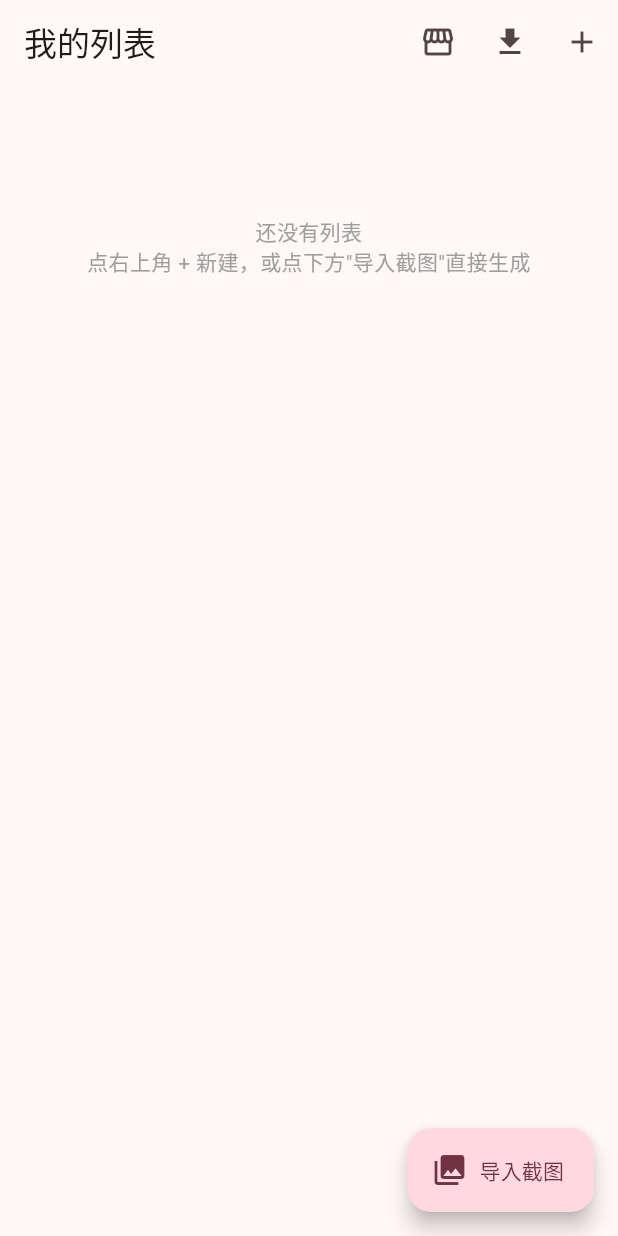
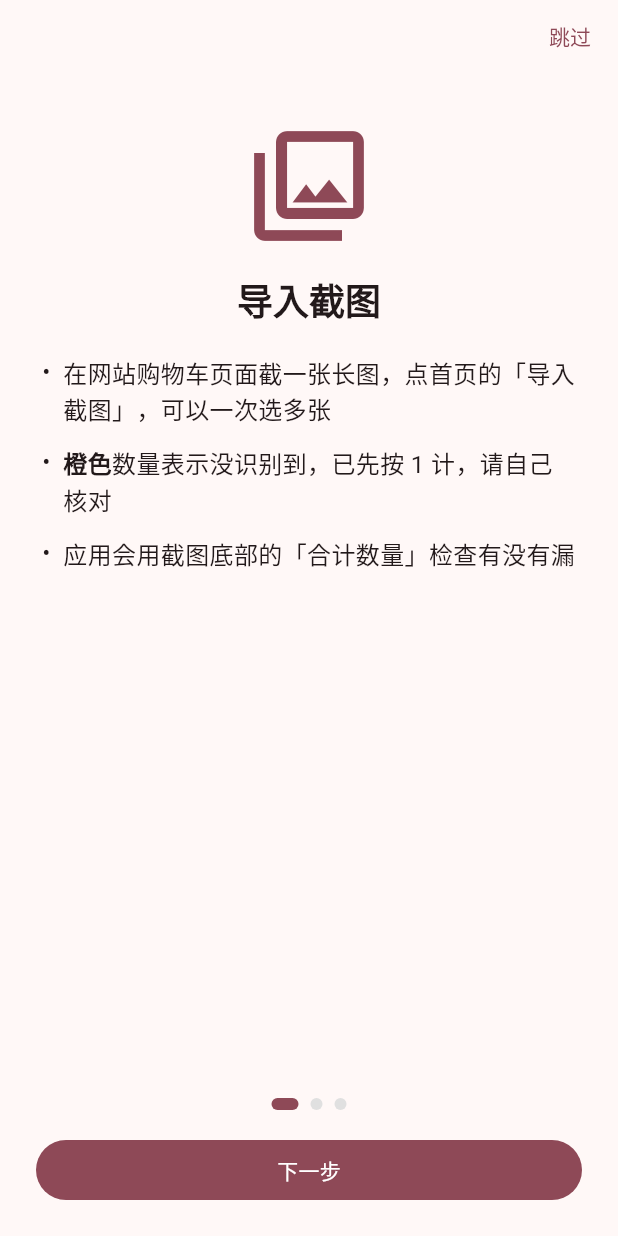
Before and after one commit to chelaite/famikura_list, a Flutter app: the screen it shows after launch, on a phone screen of 412 x 824 dp. Run offline on Flutter 3.47's test engine with Material 3 defaults, Android fonts, the phone set to English and light mode, and no system bars; our stand-ins replace image_picker, share_plus; missing offline and left inert: excel, google_mlkit_text_recognition.

Commit message:
Add files via upload

```diff
--- /dev/null
+++ b/lib/tutorial_page.dart
@@ -0,0 +1,208 @@
+import 'dart:io';
+import 'package:flutter/material.dart';
+import 'package:path_provider/path_provider.dart';
+
+/// 版本号：发新版时手动更新
+const kAppVersion = '1.0';
+
+Future<File> _flagFile() async {
+  final d = await getApplicationDocumentsDirectory();
+  return File('${d.path}/tutorial_seen');
+}
+
+/// 是否已经显示过教程；读取失败时当作已显示，避免反复打扰
+Future<bool> tutorialSeen() async {
+  try {
+    return await (await _flagFile()).exists();
+  } catch (_) {
+    return true;
+  }
+}
+
+Future<void> markTutorialSeen() async {
+  try {
+    await (await _flagFile()).writeAsString('1');
+  } catch (_) {}
+}
+
+class _Slide {
+  final IconData icon;
+  final String title;
+  final List<String> bullets; // **粗体**
+  final String? footer;
+  const _Slide(this.icon, this.title, this.bullets, {this.footer});
+}
+
+const _slides = <_Slide>[
+  _Slide(Icons.photo_library_outlined, '导入截图', [
+    '在网站购物车页面截一张长图，点首页的「导入截图」，可以一次选多张',
+    '**橙色**数量表示没识别到，已先按 1 计，请自己核对',
+    '应用会用截图底部的「合计数量」检查有没有漏',
+  ]),
+  _Slide(Icons.view_list_outlined, '整理清单', [
+    '商品自动按团体分组，可切换升序 / 降序',
+    '点 −/＋ 改数量，点商品可编辑，向左滑删除',
+    '首页长按列表：全选、合并、删除、分享',
+  ]),
+  _Slide(
+    Icons.storefront_outlined,
+    '商品库与分享',
+    [
+      '点首页的商店图标，同步所选的团体或个人，商品名会自动变准确，清单里也能看缩略图',
+      '搜索框可以搜**商品名、编号和标签**（比如成员名）；搜不到时按键盘的搜索键，会**联网搜索**，搜过的词以后在本地也能搜到',
+      '商品加入购物车后，可以生成新清单，也可以加进已有的列表',
+      '列表可导出 TXT / Excel / PNG，也能分享给别人，对方点首页的导入按钮即可还原',
+    ],
+    footer: '非官方个人开源工具。艺人的姓名、肖像、商品图片等相关权利归艺人所属事务所及其他权利人所有。',
+  ),
+];
+
+class TutorialPage extends StatefulWidget {
+  const TutorialPage({super.key});
+  @override
+  State<TutorialPage> createState() => _TutorialPageState();
+}
+
+class _TutorialPageState extends State<TutorialPage> {
+  final _ctrl = PageController();
+  int _i = 0;
+
+  @override
+  void dispose() {
+    _ctrl.dispose();
+    super.dispose();
+  }
+
+  Widget _rich(String s) {
+    final parts = s.split('**');
+    return Text.rich(
+      TextSpan(
+        style: const TextStyle(fontSize: 16, height: 1.5),
+        children: [
+          for (var i = 0; i < parts.length; i++)
+            TextSpan(
+              text: parts[i],
+              style: i.isOdd ? const TextStyle(fontWeight: FontWeight.bold) : null,
+            ),
+        ],
+      ),
+    );
+  }
+
+  Widget _slideView(_Slide p) {
+    final primary = Theme.of(context).colorScheme.primary;
+    return SingleChildScrollView(
+      padding: const EdgeInsets.fromLTRB(28, 16, 28, 16),
+      child: Column(
+        children: [
+          const SizedBox(height: 16),
+          Icon(p.icon, size: 88, color: primary),
+          const SizedBox(height: 16),
+          Text(
+            p.title,
+            style: Theme.of(context).textTheme.headlineSmall?.copyWith(fontWeight: FontWeight.bold),
+          ),
+          const SizedBox(height: 20),
+          for (final b in p.bullets)
+            Padding(
+              padding: const EdgeInsets.only(bottom: 12),
+              child: Row(
+                crossAxisAlignment: CrossAxisAlignment.start,
+                children: [
+                  const Text('•  ', style: TextStyle(fontSize: 16, height: 1.5)),
+                  Expanded(child: _rich(b)),
+                ],
+              ),
+            ),
+          if (p.footer != null) ...[
+            const SizedBox(height: 12),
+            Text(
+              p.footer!,
+              textAlign: TextAlign.center,
+              style: const TextStyle(fontSize: 12, color: Colors.grey),
+            ),
+          ],
+        ],
+      ),
+    );
+  }
+
+  @override
+  Widget build(BuildContext context) {
+    final last = _i == _slides.length - 1;
+    final primary = Theme.of(context).colorScheme.primary;
+    return Scaffold(
+      body: SafeArea(
+        child: Column(
+          children: [
+            SizedBox(
+              height: 48,
+              child: Align(
+                alignment: Alignment.centerRight,
+                child: last
+                    ? null
+                    : TextButton(onPressed: () => Navigator.of(context).pop(), child: const Text('跳过')),
+              ),
+            ),
+            Expanded(
+              child: PageView(
+                controller: _ctrl,
+                onPageChanged: (i) => setState(() => _i = i),
+                children: [for (final p in _slides) _slideView(p)],
+              ),
+            ),
+            Row(
+              mainAxisAlignment: MainAxisAlignment.center,
+              children: [
+                for (var i = 0; i < _slides.length; i++)
+                  AnimatedContainer(
+                    duration: const Duration(milliseconds: 200),
+                    margin: const EdgeInsets.symmetric(horizontal: 4),
+                    width: i == _i ? 18 : 8,
+                    height: 8,
+                    decoration: BoxDecoration(
+                      color: i == _i ? primary : Colors.grey.shade300,
+                      borderRadius: BorderRadius.circular(4),
+                    ),
+                  ),
+              ],
+            ),
+            Padding(
+              padding: const EdgeInsets.fromLTRB(24, 16, 24, 20),
+              child: SizedBox(
+                width: double.infinity,
+                child: FilledButton(
+                  onPressed: last
+                      ? () => Navigator.of(context).pop()
+                      : () => _ctrl.nextPage(
+                            duration: const Duration(milliseconds: 250),
+                            curve: Curves.easeOut,
+                          ),
+                  child: Text(last ? '开始使用' : '下一步'),
+                ),
+              ),
+            ),
+          ],
+        ),
+      ),
+    );
+  }
+}
+
+Future<void> showAboutAppDialog(BuildContext context) {
+  return showDialog<void>(
+    context: context,
+    builder: (ctx) => AlertDialog(
+      title: Text('Famikura List  v$kAppVersion'),
+      content: const SingleChildScrollView(
+        child: Text(
+          '非官方的个人开源工具，用于整理 ファミクラストア 日本站的购物清单。\n\n'
+          '艺人的姓名、肖像、商品图片等相关权利归艺人所属事务所及其他权利人所有。'
+          '本应用不包含这些内容，仅在使用时从官方网站读取，并缓存在你自己的手机上。',
+          style: TextStyle(height: 1.5),
+        ),
+      ),
+      actions: [TextButton(onPressed: () => Navigator.pop(ctx), child: const Text('关闭'))],
+    ),
+  );
+}
```
Also changed, not shown: lib/main.dart (+85 -3 lines), lib/shop_page.dart (+14 -6 lines).
